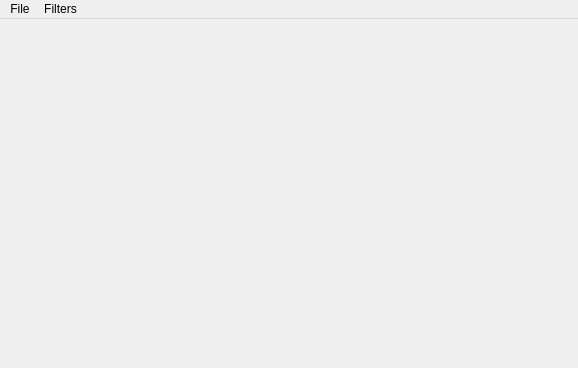
Before: the Qt Designer form mainwindow.ui in mt0982/QImageProcessing, drawn with Qt 5.
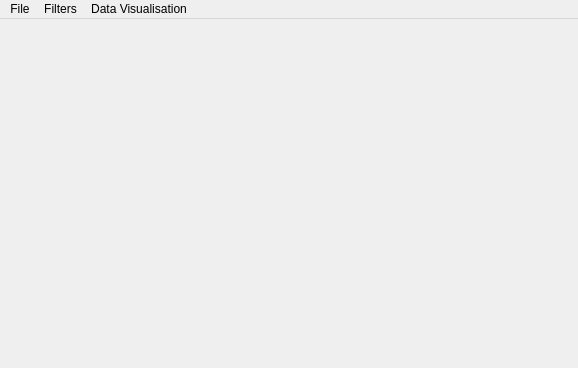
After: the same form once the commit is applied.

Commit message: histogram form added

```diff
--- a/mainwindow.ui
+++ b/mainwindow.ui
@@ -56,8 +56,15 @@
     </property>
     <addaction name="actionOpen"/>
    </widget>
+   <widget class="QMenu" name="menuHistogram">
+    <property name="title">
+     <string>Data Visualisation</string>
+    </property>
+    <addaction name="actionHistogram"/>
+   </widget>
    <addaction name="menuFile"/>
    <addaction name="menuFilters"/>
+   <addaction name="menuHistogram"/>
   </widget>
   <action name="actionGauss">
    <property name="text">
```
Left out of the diff: 5 changed lines with no effect on the pictures. The commit also changes 6 other files.
